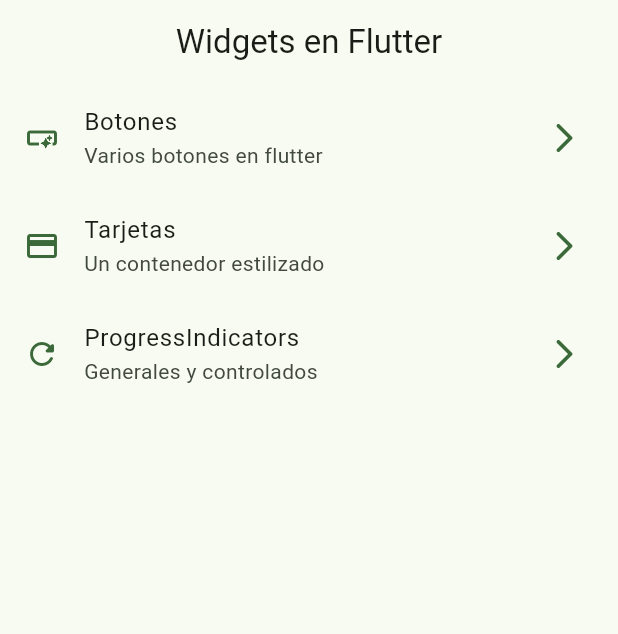
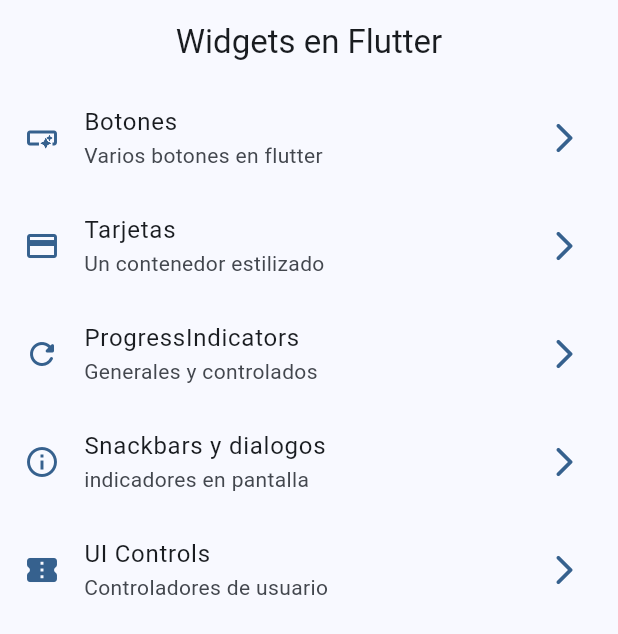
Before and after one commit to HarryOreLara/Widgets-App, a Flutter app: the screen it shows after launch, on a phone screen of 412 x 824 dp. Shown: the top 634 px of the screen. Run offline on Flutter 3.47's test engine with Material 2 defaults, Android fonts, the phone set to English and light mode, and no system bars; our stand-ins replace go_router.

Commit message:
Configuracion de Snackbar

```diff
--- a/lib/config/menu/menu_items.dart
+++ b/lib/config/menu/menu_items.dart
@@ -29,4 +29,14 @@ const appMenuItems = <MenuItem>[
       subTitle: 'Generales y controlados',
       link: '/progress',
       icon: Icons.refresh_rounded),
+  MenuItem(
+      title: 'Snackbars y dialogos',
+      subTitle: 'indicadores en pantalla',
+      link: '/snackbars',
+      icon: Icons.info_outline),
+  MenuItem(
+      title: 'UI Controls',
+      subTitle: 'Controladores de usuario',
+      link: '/iucontrol',
+      icon: Icons.confirmation_number_rounded),
 ];
--- a/lib/config/router/app_router.dart
+++ b/lib/config/router/app_router.dart
@@ -18,4 +18,13 @@ final appRouter = GoRouter(initialLocation: '/', routes: [
       path: '/progress',
       name: ProgressScreen.name,
       builder: (context, state) => const ProgressScreen()),
+  GoRoute(
+      path: '/snackbars',
+      name: SnackbarScreen.name,
+      builder: (context, state) => const SnackbarScreen()),
+  GoRoute(
+    path: '/iucontrol',
+    name: UiControlScreen.name,
+    builder: (context, state) => const UiControlScreen(),
+  ),
 ]);
--- a/lib/main.dart
+++ b/lib/main.dart
@@ -12,9 +12,10 @@ class MainApp extends StatelessWidget {
   @override
   Widget build(BuildContext context) {
     return  MaterialApp.router(
+      title: 'Flutter Widgets',
       routerConfig: appRouter,
       debugShowCheckedModeBanner: false,
-      theme: AppTheme(selectedColor: 2).getTheme(),
+      theme: AppTheme(selectedColor: 0).getTheme(),
 
     );
   }
```
Also changed, not shown: lib/presentation/screens/progress/progress_screen.dart (+49 -12 lines), lib/presentation/screens/snackbar/snackbar_screen.dart (+61 -3 lines).
